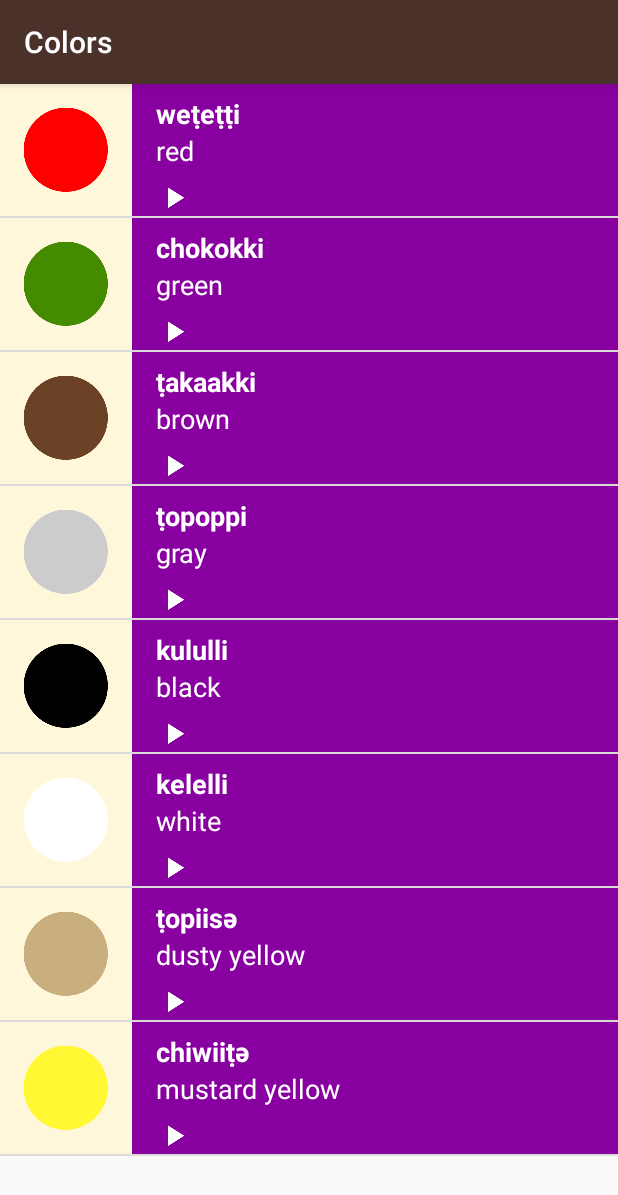
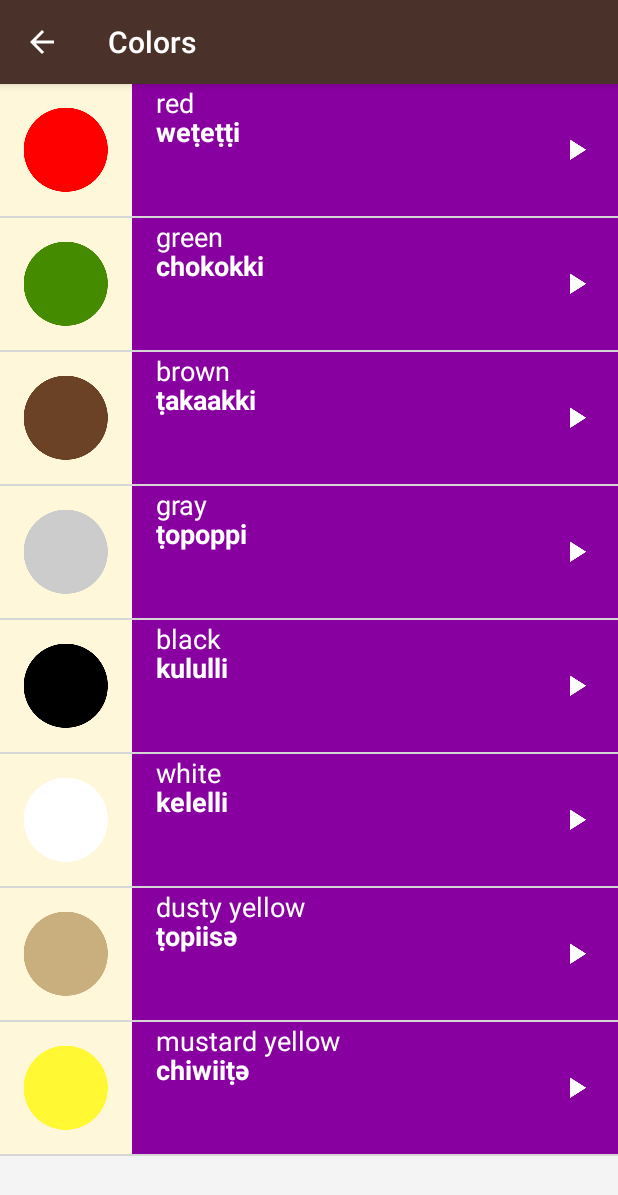
Before and after one commit to PulkitVashistha/Miwok-app, an Android app: the ColorsActivity screen opened directly, with no data from a screen before it, on a phone screen of 412 x 824 dp. Shown: the top 1195 px of the screen. Run offline under Robolectric (Android 15) with nearby library versions, the light colour scheme and no system bars.

Commit message:
up button

```diff
--- a/app/src/main/res/layout/my_layout_1.xml
+++ b/app/src/main/res/layout/my_layout_1.xml
@@ -1,21 +1,24 @@
-<LinearLayout xmlns:android="http://schemas.android.com/apk/res/android"
+<RelativeLayout xmlns:android="http://schemas.android.com/apk/res/android"
     xmlns:tools="http://schemas.android.com/tools"
+    android:id="@+id/layout_1"
     android:layout_width="match_parent"
-    android:layout_height="wrap_content"
+    android:layout_height="@dimen/list_item_height"
     android:background="@color/tan_background"
-    android:minHeight="@dimen/list_item_height"
-    android:orientation="horizontal"
-    android:id="@+id/layout_1">
+    android:minHeight="@dimen/list_item_height">
 
     <ImageView
         android:id="@+id/list_item_icon"
         android:layout_width="@dimen/list_item_height"
         android:layout_height="@dimen/list_item_height" />
 
-    <LinearLayout
+    <RelativeLayout
         android:id="@+id/text_container"
         android:layout_width="match_parent"
-        android:layout_height="match_parent"
+        android:layout_height="@dimen/list_item_height"
+        android:layout_alignParentBottom="true"
+        android:layout_alignParentRight="true"
+        android:layout_alignParentTop="true"
+        android:layout_toRightOf="@+id/list_item_icon"
         android:background="@color/category_numbers"
         android:orientation="vertical"
         android:paddingLeft="16dp">
@@ -23,7 +26,7 @@
         <TextView
             android:id="@+id/Miwok_word"
             android:layout_width="match_parent"
-            android:layout_height="0dp"
+            android:layout_height="44dp"
             android:layout_weight="1"
             android:gravity="bottom"
             android:textAppearance="?android:textAppearanceMedium"
@@ -34,7 +37,7 @@
         <TextView
             android:id="@+id/English_word"
             android:layout_width="match_parent"
-            android:layout_height="0dp"
+            android:layout_height="44dp"
             android:layout_weight="1"
             android:gravity="top"
             android:textAppearance="?android:textAppearanceMedium"
@@ -42,11 +45,12 @@
             tools:text="one" />
 
         <ImageView
-            android:layout_width="wrap_content"
-            android:layout_height="wrap_content"
+            android:layout_width="24dp"
+            android:layout_height="24dp"
+            android:layout_alignParentRight="true"
+            android:layout_centerVertical="true"
+            android:layout_marginRight="16dp"
+            android:src="@drawable/ic_play_arrow_white_24dp" />
 
-            android:src="@drawable/ic_play_arrow_white_24dp"
-            />
-
-    </LinearLayout>
-</LinearLayout>
+    </RelativeLayout>
+</RelativeLayout>
--- a/app/src/main/res/layout/word_list.xml
+++ b/app/src/main/res/layout/word_list.xml
@@ -2,5 +2,6 @@
 <ListView xmlns:android="http://schemas.android.com/apk/res/android"
     android:id="@+id/list"
     android:orientation="vertical"
+    android:background="?android:attr/selectableItemBackground"
     android:layout_width="match_parent"
     android:layout_height="match_parent" />
```
Also changed, not shown: app/src/main/AndroidManifest.xml (+32 -4 lines), app/src/main/res/layout/activity_main.xml (+32 -9 lines).
